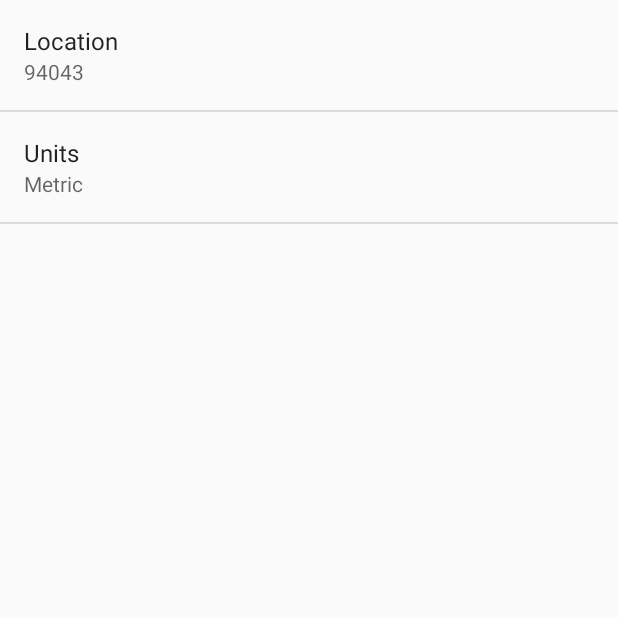
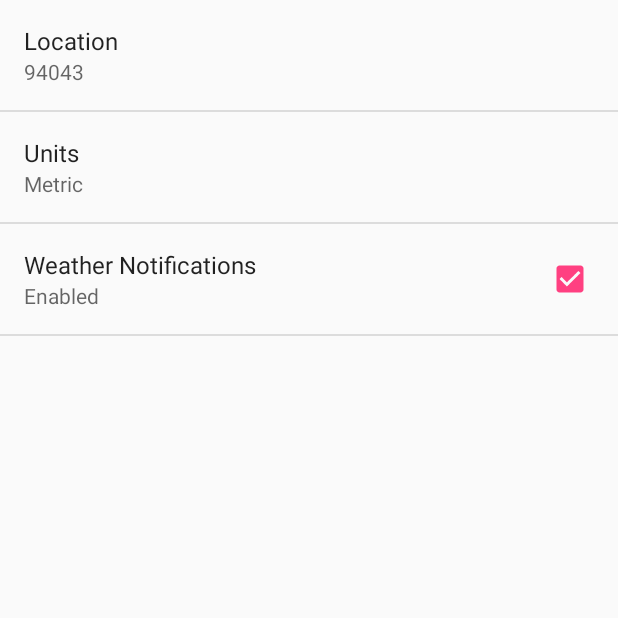
Before and after one commit to Geekcoder555/androidCourse, an Android app: the screen it shows after launch (SettingsActivity), in the options menu, after a tap on "Settings", on a phone screen of 412 x 824 dp, the top half of it. Run offline under Robolectric (Android 15) with nearby library versions, the phone set to English and light mode, and no system bars.

Commit message:
SUNSHINE - notifications

```diff
--- a/Sunshine/app/src/main/java/me/leofontes/sunshine/Utility.java
+++ b/Sunshine/app/src/main/java/me/leofontes/sunshine/Utility.java
@@ -114,7 +114,7 @@ public class Utility {
                 .equals(context.getString(R.string.pref_units_metric));
     }
 
-    static String formatTemperature(Context context, double temperature, boolean isMetric) {
+    public static String formatTemperature(Context context, double temperature, boolean isMetric) {
         double temp;
         if ( !isMetric ) {
             temp = 9*temperature/5+32;
--- a/Sunshine/app/src/main/res/values/strings.xml
+++ b/Sunshine/app/src/main/res/values/strings.xml
@@ -47,4 +47,17 @@
     <!-- SyncAdapter related -->
     <string name="sync_account_type">sunshine.example.com</string>
     <string name="content_authority">me.leofontes.sunshine</string>
+
+
+    <!-- Notification Format -->
+    <string name="format_notification">Forecast: <xliff:g id="condition">%1$s</xliff:g> High: <xliff:g id="high">%2$s</xliff:g> Low: <xliff:g id="low">%3$s</xliff:g></string>
+    <!-- Strings related to Notification preference -->
+    <string name="pref_last_notification">last_notification</string>
+
+    <!-- Strings related to Notification Enabled preference -->
+    <string name="pref_enable_notifications_key" translatable="false">enable_notifications</string>
+    <string name="pref_enable_notifications_label">Weather Notifications</string>
+    <string name="pref_enable_notifications_true">Enabled</string>
+    <string name="pref_enable_notifications_false">Not Enabled</string>
+    <string name="pref_enable_notifications_default" translatable="false">true</string>
 </resources>
--- a/Sunshine/app/src/main/res/xml/pref_general.xml
+++ b/Sunshine/app/src/main/res/xml/pref_general.xml
@@ -15,4 +15,11 @@
         android:entryValues="@array/pref_units_values"
         android:entries="@array/pref_units_options"
         />
+
+    <CheckBoxPreference
+        android:title="@string/pref_enable_notifications_label"
+        android:key="@string/pref_enable_notifications_key"
+        android:summaryOff="@string/pref_enable_notifications_false"
+        android:summaryOn="@string/pref_enable_notifications_true"
+        android:defaultValue="@string/pref_enable_notifications_default" />
 </PreferenceScreen>
```
Also changed, not shown: Sunshine/app/src/main/java/me/leofontes/sunshine/sync/SunshineSyncAdapter.java (+90 -2 lines).
